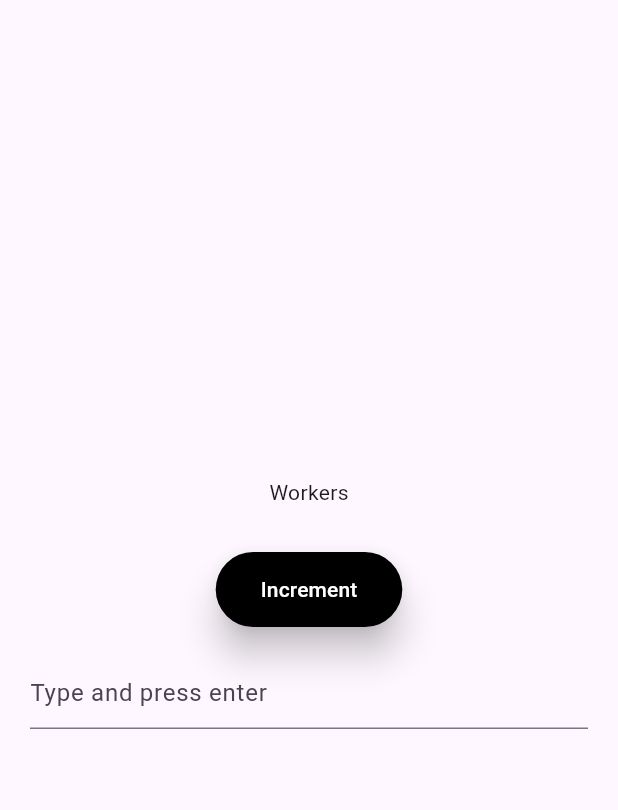
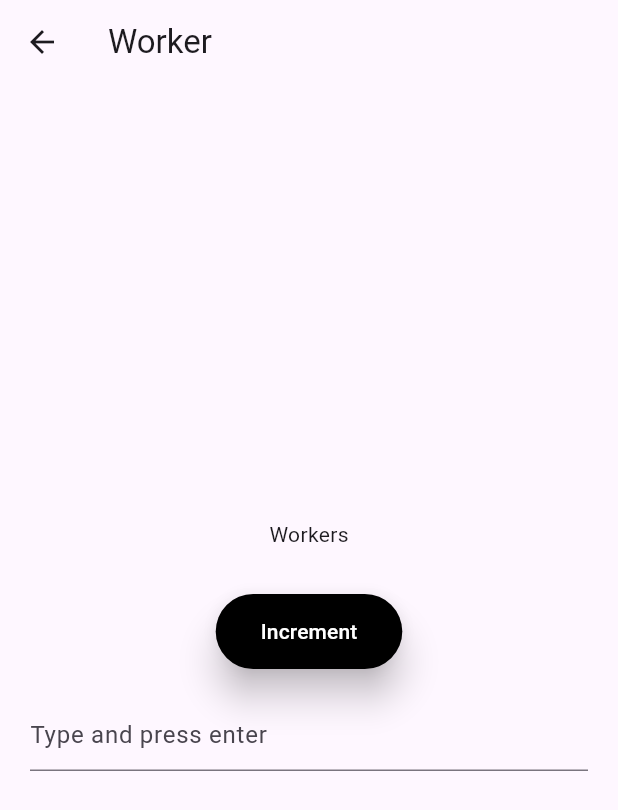
Before and after one commit to gokulggopi28/Getxwork, a Flutter app: the screen it shows after launch, after a tap on "Worker Page", on a phone screen of 412 x 824 dp. Shown: the top 810 px of the screen. Run offline on Flutter 3.47's test engine with Material 3 defaults, Android fonts, the phone set to English and light mode, and no system bars; our stand-ins replace get.

Commit message:
added dependency

```diff
--- a/lib/main.dart
+++ b/lib/main.dart
@@ -1,8 +1,10 @@
 import 'package:flutter/material.dart';
 import 'package:get/get.dart';
+import 'package:get_demo/controllers/my_controller.dart';
 import 'package:get_demo/pages/home_page.dart';
 
 void main() {
+  Get.put(MyController());
   runApp(const MyApp());
 }
 
--- a/lib/pages/home_page.dart
+++ b/lib/pages/home_page.dart
@@ -1,6 +1,7 @@
 import 'package:flutter/material.dart';
 import 'package:get/get.dart';
 import 'package:get_demo/components/custom_button_style.dart';
+import 'package:get_demo/pages/dependency_inj.dart';
 import 'package:get_demo/pages/next_page.dart';
 import 'package:get_demo/pages/state_page.dart';
 import 'package:get_demo/pages/student_name.dart';
@@ -129,7 +130,15 @@ class HomePage extends StatelessWidget {
               style: customButtonStyle,
               onPressed: (){
                Get.to( WorkerPage());
-              }, child: const Text('Worker Page'))
+              }, child: const Text('Worker Page')),
+               const SizedBox(
+              height: 20,
+            ),
+            ElevatedButton(
+              style: customButtonStyle,
+              onPressed: (){
+               Get.to( DependencyInj());
+              }, child: const Text('Dependency Injection'))
 
 
 
--- a/lib/pages/worker_page.dart
+++ b/lib/pages/worker_page.dart
@@ -10,6 +10,9 @@ class WorkerPage extends StatelessWidget {
   @override
   Widget build(BuildContext context) {
     return Scaffold(
+      appBar: AppBar(
+        title: const Text('Worker'),
+      ),
       body: Center(
         child: Column(
           mainAxisAlignment: MainAxisAlignment.center,
```
Also changed, not shown: lib/controllers/my_controller.dart (added, +8 -0 lines), lib/pages/dependency_inj.dart (added, +38 -0 lines).
